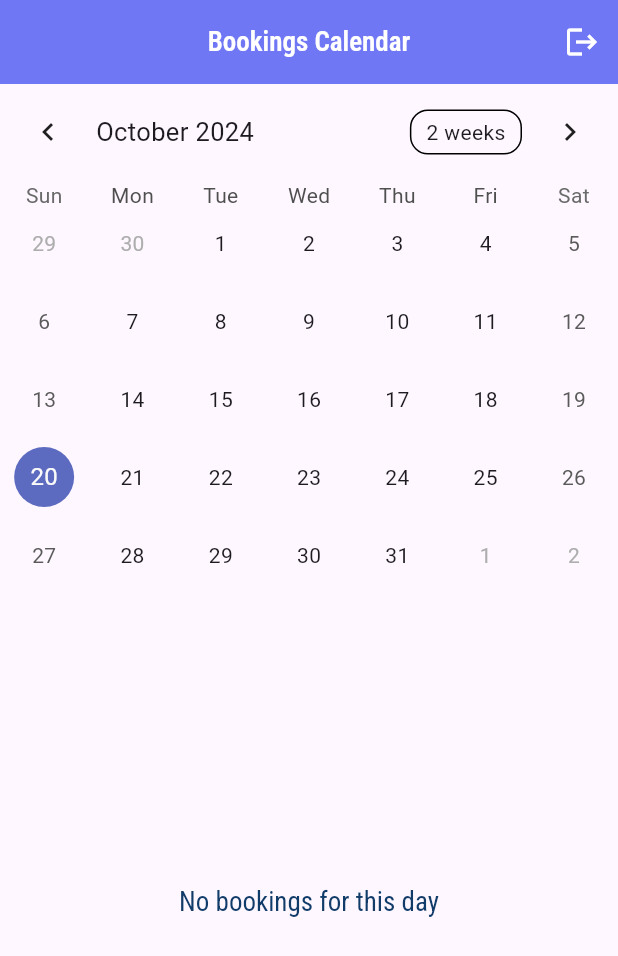
After one commit to Sumaiya-Mollika/car-workshop, a Flutter app: the BookingCalendarScreen screen opened directly, on a phone screen of 412 x 824 dp. The commit adds this screen. Shown: the top 956 px of the screen. Run offline on Flutter 3.47's test engine with Material 3 defaults, Android fonts, the phone set to English and light mode, and no system bars; drawn by our look-alikes of flutter_easyloading, table_calendar; our stand-ins replace cloud_firestore, eva_icons_flutter, firebase_auth, firebase_core, get, google_fonts; accounts and stored records are empty; network calls fail.

Commit message:
feat: Create booking and calender view

```diff
--- a/lib/app/models/booking_model.dart
+++ b/lib/app/models/booking_model.dart
@@ -46,7 +46,7 @@ class Booking {
   }
 
 
-  static Booking fromMap(Map<String, dynamic> map) {
+  static Booking fromMap(Map<String, dynamic> map, String id) {
     return Booking(
       id: map['id'],
       carMake: map['carMake'],
--- a/lib/app/ui/components/divider_component.dart
+++ b/lib/app/ui/components/divider_component.dart
@@ -1,3 +1,4 @@
+import 'package:car_care/app/utils/style.dart';
 import 'package:flutter/material.dart';
 
 class DividerComponent extends StatelessWidget {
@@ -7,6 +8,6 @@ class DividerComponent extends StatelessWidget {
 
   @override
   Widget build(BuildContext context) {
-    return const Divider(height: 0,);
+    return const Divider(height: 0,color: kDividerColor,);
   }
 }
--- /dev/null
+++ b/lib/app/ui/screens/booking_calendar_screen.dart
@@ -0,0 +1,116 @@
+import 'package:car_care/app/ui/components/button_component.dart';
+import 'package:car_care/app/ui/components/sadow_container_component.dart';
+import 'package:car_care/app/ui/components/text_component.dart';
+import 'package:car_care/app/ui/screens/booking_details_screen.dart';
+import 'package:car_care/app/ui/screens/booking_screen.dart';
+import 'package:car_care/app/utils/constants.dart';
+import 'package:car_care/app/utils/style.dart';
+import 'package:car_care/config/base.dart';
+import 'package:flutter/material.dart';
+import 'package:get/get.dart';
+import 'package:table_calendar/table_calendar.dart';
+
+
+class BookingCalendarScreen extends StatefulWidget {
+  const BookingCalendarScreen({super.key});
+
+  @override
+  State<BookingCalendarScreen> createState() => _BookingCalendarScreenState();
+}
+
+class _BookingCalendarScreenState extends State<BookingCalendarScreen>with Base {
+  CalendarFormat _calendarFormat = CalendarFormat.month;
+  DateTime _focusedDay = DateTime.now();
+  DateTime? _selectedDay;
+
+
+
+  @override
+  void initState() {
+    super.initState();
+    _selectedDay = _focusedDay;
+    if (authC.userRole.value == 'mechanic') {
+  bookingC.fetchMechanicBookings(authC.user.value!.uid);
+} else {
+  bookingC.fetchBookings();
+}
+
+  }
+
+  @override
+  Widget build(BuildContext context) {
+    return Scaffold(
+      appBar: AppBar(
+        title: const TextComponent('Bookings Calendar',fontWeight: titleFontWeight,color: kWhiteColor,),actions: [
+          IconButton(onPressed: (){
+            authC.logout();
+          }, icon: const Icon(Icons.logout,color: kWhiteColor,))
+        ],),
+      body: Column(
+        children: [
+          TableCalendar(
+            focusedDay: _focusedDay,
+            firstDay: DateTime.utc(2020, 1, 1),
+            lastDay: DateTime.utc(2030, 12, 31),
+            calendarFormat: _calendarFormat,
+            selectedDayPredicate: (day) {
+              return isSameDay(_selectedDay, day);
+            },
+            onDaySelected: (selectedDay, focusedDay) {
+              setState(() {
+                _selectedDay = selectedDay;
+                _focusedDay = focusedDay;
+              });
+            bookingC.filterBookingsByDate(selectedDay);
+            },
+            onFormatChanged: (format) {
+              setState(() {
+                _calendarFormat = format;
+              });
+            },
+            eventLoader: (day) {
+              return bookingC.getBookingsForDay(day);
+            },
+          ),
+          Expanded(
+            child: Obx(() {
+              if (bookingC.filteredBookings.isEmpty) {
+                return const Center(child: TextComponent('No bookings for this day'));
+              } else {
+                return ListView.builder(
+                  itemCount: bookingC.filteredBookings.length,
+                  itemBuilder: (context, index) {
+                    final booking = bookingC.filteredBookings[index];
+                    return Padding(
+                      padding: const EdgeInsets.symmetric(horizontal: 10,vertical: 10),
+                      child: ShadowContainerComponent(
+                       ListTile(
+                          title: TextComponent(booking.bookingTitle,textAlign: TextAlign.start,),
+                          subtitle: TextComponent('${booking.startDateTime} - ${booking.endDateTime}',textAlign: TextAlign.start),
+                          onTap: () {
+                            Get.to(() => BookingDetailsScreen(booking),transition: sendTransition);
+                          },
+                        ),
+                      ),
+                    );
+                  },
+                );
+              }
+            }),
+          ),
+        ],
+      ),
+      persistentFooterButtons: [
+
+     Obx(
+       ()=>   authC.userRole.value == 'admin'?   ButtonComponent(
+             padding: const EdgeInsets.symmetric(horizontal:50),
+          onPressed: (){
+
+          Get.to(()=>BookingScreen(),transition: sendTransition);
+        },text:"Create Booking" ,):const SizedBox(),
+      )],
+
+    );
+  }
+}
--- a/pubspec.yaml
+++ b/pubspec.yaml
@@ -42,6 +42,7 @@ dependencies:
   flutter_easyloading: ^3.0.5
   eva_icons_flutter: ^3.1.0
   google_fonts: ^6.2.1
+  table_calendar: ^3.1.2
 
 
 dev_dependencies:
```
Also changed, not shown: lib/app/controllers/auth_controller.dart (+16 -27 lines), lib/app/controllers/booking_controller.dart (+111 -49 lines), lib/app/models/user_with_role_model.dart (added, +22 -0 lines), lib/app/ui/components/dropdown_component.dart (+11 -3 lines), lib/app/ui/screens/booking_details_screen.dart (added, +38 -0 lines), lib/app/ui/screens/booking_screen.dart (+29 -69 lines), lib/main.dart (+11 -0 lines), pubspec.lock.
